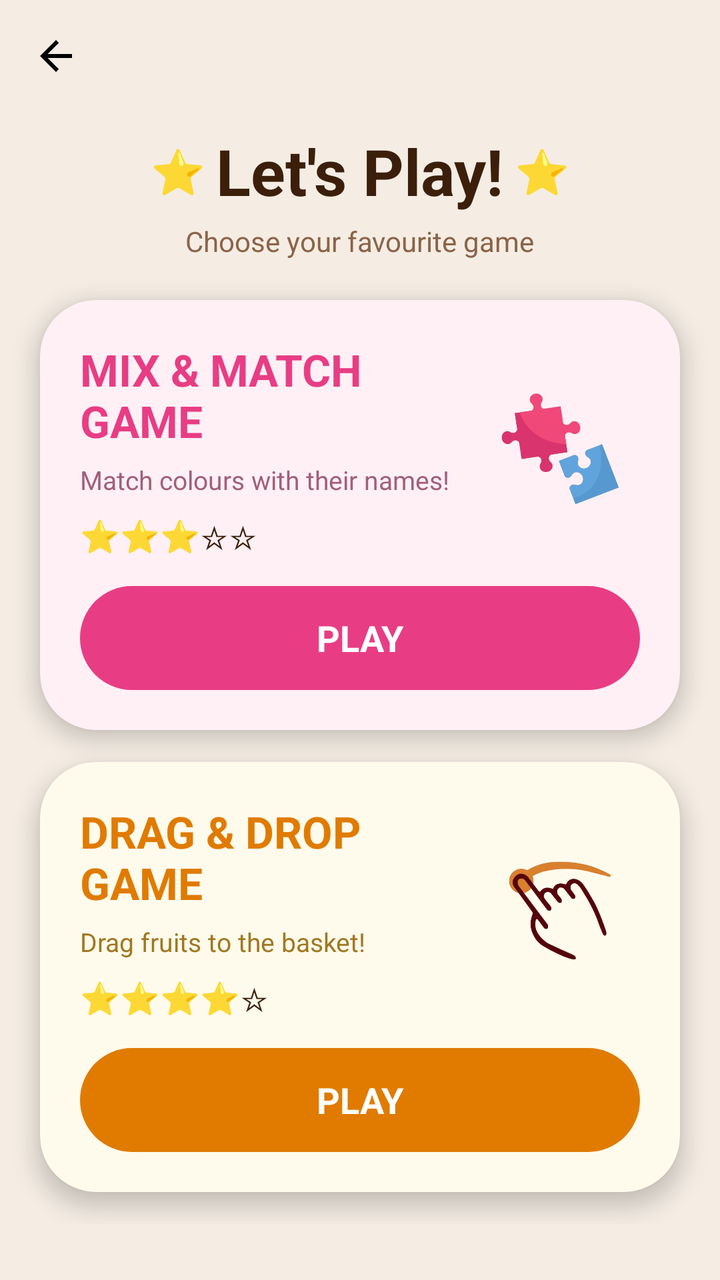
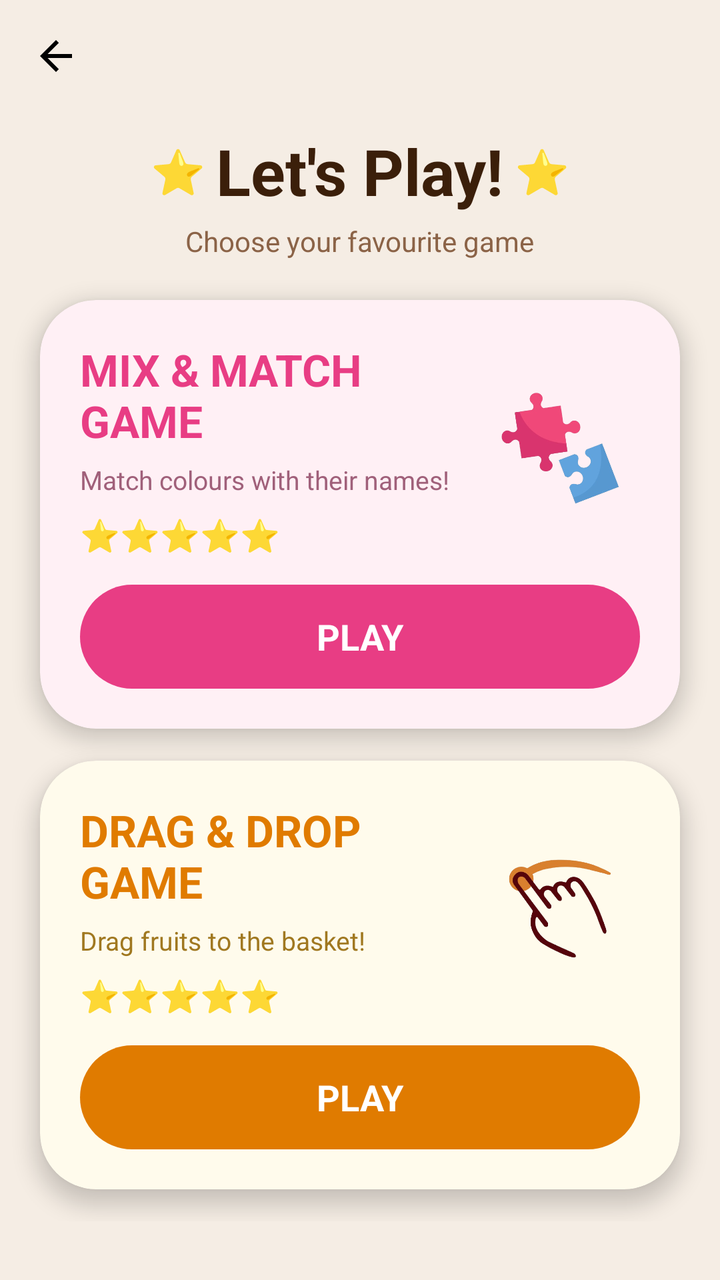

An Android layout rendered at two revisions. The XML below is the earlier revision; the diff shows what the commit changed to produce the second picture.
<!-- AndroidManifest.xml: application theme Theme.AutiMate -->
<!-- res/layout/activity_game_selection.xml -->
<?xml version="1.0" encoding="utf-8"?>
<androidx.drawerlayout.widget.DrawerLayout
    xmlns:android="http://schemas.android.com/apk/res/android"
    xmlns:app="http://schemas.android.com/apk/res-auto"
    android:id="@+id/drawerLayout"
    android:layout_width="match_parent"
    android:layout_height="match_parent"
    android:background="@color/cream">

    
    <LinearLayout
        android:layout_width="match_parent"
        android:layout_height="match_parent"
        android:orientation="vertical">

        
        <androidx.appcompat.widget.Toolbar
            android:id="@+id/toolbar"
            android:layout_width="match_parent"
            android:layout_height="?attr/actionBarSize"
            android:background="@color/cream"
            app:title=""
            app:navigationIcon="@drawable/ic_back"
            app:navigationIconTint="@color/brown"/>

        <ScrollView
            android:layout_width="match_parent"
            android:layout_height="match_parent">

            <LinearLayout
                android:layout_width="match_parent"
                android:layout_height="wrap_content"
                android:orientation="vertical"
                android:paddingBottom="24dp">

                
                <LinearLayout
                    android:layout_width="match_parent"
                    android:layout_height="wrap_content"
                    android:orientation="vertical"
                    android:gravity="center"
                    android:paddingTop="8dp"
                    android:paddingBottom="20dp">

                    <LinearLayout
                        android:layout_width="wrap_content"
                        android:layout_height="wrap_content"
                        android:orientation="horizontal"
                        android:gravity="center_vertical">

                        <TextView
                            android:layout_width="wrap_content"
                            android:layout_height="wrap_content"
                            android:text="⭐ "
                            android:textSize="22sp"/>

                        <TextView
                            android:id="@+id/tvTitle"
                            android:layout_width="wrap_content"
                            android:layout_height="wrap_content"
                            android:text="Let's Play!"
                            android:textSize="32sp"
                            android:textStyle="bold"
                            android:textColor="#3B1F0A"/>

                        <TextView
                            android:layout_width="wrap_content"
                            android:layout_height="wrap_content"
                            android:text=" ⭐"
                            android:textSize="22sp"/>

                    </LinearLayout>

                    <TextView
                        android:id="@+id/tvSubtitle"
                        android:layout_width="wrap_content"
                        android:layout_height="wrap_content"
                        android:text="Choose your favourite game"
                        android:textSize="14sp"
                        android:textColor="#8B6347"
                        android:layout_marginTop="4dp"/>

                </LinearLayout>

                
                <androidx.cardview.widget.CardView
                    android:id="@+id/cardMixMatch"
                    android:layout_width="match_parent"
                    android:layout_height="wrap_content"
                    app:cardCornerRadius="28dp"
                    app:cardElevation="6dp"
                    app:cardBackgroundColor="#FFF0F5"
                    android:layout_marginStart="20dp"
                    android:layout_marginEnd="20dp"
                    android:layout_marginBottom="16dp"
                    android:clickable="true"
                    android:focusable="true"
                    android:foreground="?android:attr/selectableItemBackground">

                    <LinearLayout
                        android:layout_width="match_parent"
                        android:layout_height="wrap_content"
                        android:orientation="vertical"
                        android:padding="20dp">

                        <LinearLayout
                            android:layout_width="match_parent"
                            android:layout_height="wrap_content"
                            android:orientation="horizontal"
                            android:gravity="center_vertical">

                            <LinearLayout
                                android:layout_width="0dp"
                                android:layout_height="wrap_content"
                                android:layout_weight="1"
                                android:orientation="vertical">

                                <TextView
                                    android:layout_width="wrap_content"
                                    android:layout_height="wrap_content"
                                    android:text="MIX &amp; MATCH&#10;GAME"
                                    android:textSize="22sp"
                                    android:textStyle="bold"
                                    android:textColor="#E83D84"/>

                                <TextView
                                    android:layout_width="wrap_content"
                                    android:layout_height="wrap_content"
                                    android:text="Match colours with their names!"
                                    android:textSize="13sp"
                                    android:textColor="#A0607A"
                                    android:layout_marginTop="6dp"/>

                                <TextView
                                    android:layout_width="wrap_content"
                                    android:layout_height="wrap_content"
                                    android:text="⭐⭐⭐☆☆"
                                    android:textSize="16sp"
                                    android:layout_marginTop="8dp"/>

                            </LinearLayout>

                            
                            <ImageView
                                android:layout_width="80dp"
                                android:layout_height="80dp"
                                android:src="@drawable/puzzle"
                                android:scaleType="fitCenter"/>

                        </LinearLayout>

                        
                        <TextView
                            android:layout_width="match_parent"
                            android:layout_height="52dp"
                            android:layout_marginTop="14dp"
                            android:text="PLAY"
                            android:textSize="18sp"
                            android:textStyle="bold"
                            android:textColor="#FFFFFF"
                            android:gravity="center"
                            android:background="@drawable/btn_pink_rounded"/>

                    </LinearLayout>

                </androidx.cardview.widget.CardView>

                
                <androidx.cardview.widget.CardView
                    android:id="@+id/cardDragDrop"
                    android:layout_width="match_parent"
                    android:layout_height="wrap_content"
                    app:cardCornerRadius="28dp"
                    app:cardElevation="6dp"
                    app:cardBackgroundColor="#FFFBEC"
                    android:layout_marginStart="20dp"
                    android:layout_marginEnd="20dp"
                    android:layout_marginBottom="16dp"
                    android:clickable="true"
                    android:focusable="true"
                    android:foreground="?android:attr/selectableItemBackground">

                    <LinearLayout
                        android:layout_width="match_parent"
                        android:layout_height="wrap_content"
                        android:orientation="vertical"
                        android:padding="20dp">

                        <LinearLayout
                            android:layout_width="match_parent"
                            android:layout_height="wrap_content"
                            android:orientation="horizontal"
                            android:gravity="center_vertical">

                            <LinearLayout
                                android:layout_width="0dp"
                                android:layout_height="wrap_content"
                                android:layout_weight="1"
                                android:orientation="vertical">

                                <TextView
                                    android:layout_width="wrap_content"
                                    android:layout_height="wrap_content"
                                    android:text="DRAG &amp; DROP&#10;GAME"
                                    android:textSize="22sp"
                                    android:textStyle="bold"
                                    android:textColor="#E07B00"/>

                                <TextView
                                    android:layout_width="wrap_content"
                                    android:layout_height="wrap_content"
                                    android:text="Drag fruits to the basket!"
                                    android:textSize="13sp"
                                    android:textColor="#A07820"
                                    android:layout_marginTop="6dp"/>

                                <TextView
                                    android:layout_width="wrap_content"
                                    android:layout_height="wrap_content"
                                    android:text="⭐⭐⭐⭐☆"
                                    android:textSize="16sp"
                                    android:layout_marginTop="8dp"/>

                            </LinearLayout>

                            
                            <ImageView
                                android:layout_width="80dp"
                                android:layout_height="80dp"
                                android:src="@drawable/swipe"
                                android:scaleType="fitCenter"/>

                        </LinearLayout>

                        
                        <TextView
                            android:layout_width="match_parent"
                            android:layout_height="52dp"
                            android:layout_marginTop="14dp"
                            android:text="PLAY"
                            android:textSize="18sp"
                            android:textStyle="bold"
                            android:textColor="#FFFFFF"
                            android:gravity="center"
                            android:background="@drawable/btn_orange_rounded"/>

                    </LinearLayout>

                </androidx.cardview.widget.CardView>

            </LinearLayout>

        </ScrollView>

    </LinearLayout>

    
    <com.google.android.material.navigation.NavigationView
        android:id="@+id/navView"
        android:layout_width="280dp"
        android:layout_height="match_parent"
        android:layout_gravity="start"
        app:headerLayout="@layout/nav_header_parent"
        app:menu="@menu/navigation_menu_parent"
        app:itemTextColor="@color/text_dark"
        app:itemIconTint="@color/light_brown"
        android:background="@color/white"/>

</androidx.drawerlayout.widget.DrawerLayout>
<!-- res/layout/nav_header_parent.xml (included above) -->
<?xml version="1.0" encoding="utf-8"?>
<LinearLayout xmlns:android="http://schemas.android.com/apk/res/android"
    android:layout_width="match_parent"
    android:layout_height="wrap_content"
    android:orientation="vertical"
    android:padding="20dp"
    android:background="@color/cream">

    <TextView
        android:id="@+id/tvParentName"
        android:layout_width="wrap_content"
        android:layout_height="wrap_content"
        android:text="Parent"
        android:textSize="18sp"
        android:textStyle="bold"
        android:textColor="@color/text_dark" />

    <TextView
        android:id="@+id/tvParentEmail"
        android:layout_width="wrap_content"
        android:layout_height="wrap_content"
        android:text="parent@example.com"
        android:textSize="12sp"
        android:textColor="@color/light_brown"
        android:layout_marginTop="4dp" />

</LinearLayout>
<!-- resources referenced by this layout -->
<resources>
  <color name="brown">#6D4C41</color>
  <color name="cream">#F5EDE4</color>
  <color name="light_brown">#8B6347</color>
  <color name="text_dark">#3B1F0A</color>
  <color name="white">#FFFFFF</color>
  <!-- drawable btn_orange_rounded (drawable) -->
  <?xml version="1.0" encoding="utf-8"?>
  <shape xmlns:android="http://schemas.android.com/apk/res/android"
      android:shape="rectangle">
      <corners android:radius="30dp"/>
      <solid android:color="#E07B00"/>
  </shape>
  <!-- drawable btn_pink_rounded (drawable) -->
  <?xml version="1.0" encoding="utf-8"?>
  <shape xmlns:android="http://schemas.android.com/apk/res/android"
      android:shape="rectangle">
      <corners android:radius="30dp"/>
      <solid android:color="#E83D84"/>
  </shape>
  <!-- drawable ic_back (drawable) -->
  <vector xmlns:android="http://schemas.android.com/apk/res/android"
      android:width="24dp"
      android:height="24dp"
      android:viewportWidth="24"
      android:viewportHeight="24">
      <path
          android:fillColor="#000000"
          android:pathData="M20,11H7.83l5.59,-5.59L12,4l-8,8 8,8 1.41,-1.41L7.83,13H20v-2z" />
  </vector>
  <!-- drawable puzzle: png bitmap (drawable, 62234 bytes) -->
  <!-- drawable swipe: png bitmap (drawable, 76966 bytes) -->
  <style name="Theme.AutiMate" parent="Theme.MaterialComponents.DayNight.NoActionBar">
          <item name="colorPrimary">@color/cream</item>
          <item name="colorPrimaryVariant">@color/beige</item>
          <item name="colorOnPrimary">@color/text_dark</item>
          <item name="colorSecondary">@color/soft_blue</item>
          <item name="colorSecondaryVariant">@color/khaki</item>
          <item name="colorOnSecondary">@color/white</item>
          <item name="android:statusBarColor">@color/cream</item>
          <item name="android:windowBackground">@color/cream</item>
          <item name="android:textColor">@color/text_dark</item>
      </style>
  <color name="beige">#EDE5D9</color>
  <color name="soft_blue">#4A9BD9</color>
  <color name="khaki">#C4A882</color>
</resources>

<!-- the commit's change to res/layout/activity_game_selection.xml (unified diff, before → after) -->
@@ -21,7 +21,7 @@
             android:background="@color/cream"
             app:title=""
             app:navigationIcon="@drawable/ic_back"
-            app:navigationIconTint="@color/brown"/>
+            app:navigationIconTint="@color/text_dark"/>
 
         <ScrollView
             android:layout_width="match_parent"
@@ -61,7 +61,7 @@
                             android:text="Let's Play!"
                             android:textSize="32sp"
                             android:textStyle="bold"
-                            android:textColor="#3B1F0A"/>
+                            android:textColor="@color/text_dark"/>
 
                         <TextView
                             android:layout_width="wrap_content"
@@ -77,7 +77,7 @@
                         android:layout_height="wrap_content"
                         android:text="Choose your favourite game"
                         android:textSize="14sp"
-                        android:textColor="#8B6347"
+                        android:textColor="@color/light_brown"
                         android:layout_marginTop="4dp"/>
 
                 </LinearLayout>
@@ -134,7 +134,7 @@
                                 <TextView
                                     android:layout_width="wrap_content"
                                     android:layout_height="wrap_content"
-                                    android:text="⭐⭐⭐☆☆"
+                                    android:text="⭐⭐⭐⭐⭐"
                                     android:textSize="16sp"
                                     android:layout_marginTop="8dp"/>
 
@@ -217,7 +217,7 @@
                                 <TextView
                                     android:layout_width="wrap_content"
                                     android:layout_height="wrap_content"
-                                    android:text="⭐⭐⭐⭐☆"
+                                    android:text="⭐⭐⭐⭐⭐"
                                     android:textSize="16sp"
                                     android:layout_marginTop="8dp"/>
 
<!-- resource entries referenced after the edit -->
@@ -1,6 +1,5 @@
 <!-- resources referenced by this layout -->
 <resources>
-  <color name="brown">#6D4C41</color>
   <color name="cream">#F5EDE4</color>
   <color name="light_brown">#8B6347</color>
   <color name="text_dark">#3B1F0A</color>
@@ -32,18 +31,44 @@
   <!-- drawable puzzle: png bitmap (drawable, 62234 bytes) -->
   <!-- drawable swipe: png bitmap (drawable, 76966 bytes) -->
   <style name="Theme.AutiMate" parent="Theme.MaterialComponents.DayNight.NoActionBar">
+          
           <item name="colorPrimary">@color/cream</item>
           <item name="colorPrimaryVariant">@color/beige</item>
           <item name="colorOnPrimary">@color/text_dark</item>
+  
+          
           <item name="colorSecondary">@color/soft_blue</item>
           <item name="colorSecondaryVariant">@color/khaki</item>
           <item name="colorOnSecondary">@color/white</item>
+  
+          
           <item name="android:statusBarColor">@color/cream</item>
+  
+          
           <item name="android:windowBackground">@color/cream</item>
+  
+          
           <item name="android:textColor">@color/text_dark</item>
+  
+          
+          <item name="android:buttonBarPositiveButtonStyle">@style/LightPositiveButtonStyle</item>
+          <item name="android:buttonBarNegativeButtonStyle">@style/LightNegativeButtonStyle</item>
+          <item name="android:buttonBarNeutralButtonStyle">@style/LightNeutralButtonStyle</item>
       </style>
   <color name="beige">#EDE5D9</color>
   <color name="soft_blue">#4A9BD9</color>
   <color name="khaki">#C4A882</color>
+  <style name="LightPositiveButtonStyle" parent="Widget.AppCompat.Button.ButtonBar.AlertDialog">
+          <item name="android:textColor">@android:color/black</item>
+          <item name="android:textStyle">bold</item>
+      </style>
+  <style name="LightNegativeButtonStyle" parent="Widget.AppCompat.Button.ButtonBar.AlertDialog">
+          <item name="android:textColor">@android:color/black</item>
+          <item name="android:textStyle">bold</item>
+      </style>
+  <style name="LightNeutralButtonStyle" parent="Widget.AppCompat.Button.ButtonBar.AlertDialog">
+          <item name="android:textColor">@android:color/black</item>
+          <item name="android:textStyle">bold</item>
+      </style>
 </resources>
 
